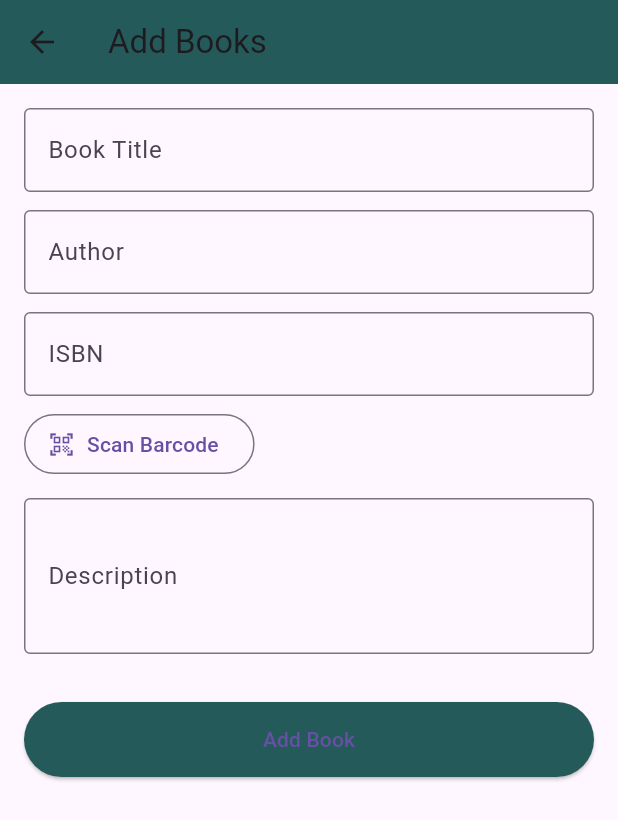
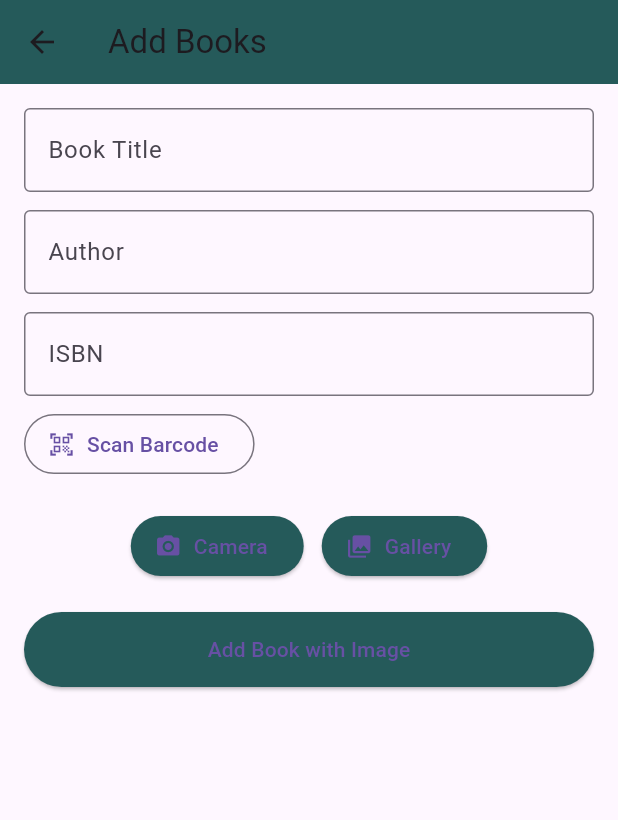
Before and after one commit to devgirl25/LibraEase, a Flutter app: the AddBookPage screen opened directly, on a phone screen of 412 x 824 dp. Shown: the top 820 px of the screen. Run offline on Flutter 3.47's test engine with Material 3 defaults, Android fonts, the phone set to English and light mode, and no system bars; our stand-ins replace cloud_firestore, firebase_auth, firebase_core, get, image_picker; missing offline and left inert: mobile_scanner; accounts and stored records are empty.

Commit message:
images added

```diff
--- a/lib/screens/adminhomepage/add_book_page.dart
+++ b/lib/screens/adminhomepage/add_book_page.dart
@@ -1,5 +1,8 @@
+import 'dart:io';
 import 'package:flutter/material.dart';
 import 'package:cloud_firestore/cloud_firestore.dart';
+import 'package:image_picker/image_picker.dart';
+import '../../services/cloudinary_services.dart';
 import 'Scan_book_page.dart';
 
 class AddBookPage extends StatefulWidget {
@@ -16,31 +19,56 @@ class _AddBookPageState extends State<AddBookPage> {
   final TextEditingController isbnController = TextEditingController();
   final TextEditingController descriptionController = TextEditingController();
 
-  bool _isLoading = false;
-
+  File? _selectedImage;
+  bool _isUploading = false;
   final FirebaseFirestore _firestore = FirebaseFirestore.instance;
 
-  // ✅ Add book to Firestore
-  Future<void> addBook() async {
+  /// 📷 Pick image from camera or gallery
+  Future<void> _pickImage(ImageSource source) async {
+    final picker = ImagePicker();
+    final picked = await picker.pickImage(source: source, imageQuality: 85);
+    if (picked != null) {
+      setState(() => _selectedImage = File(picked.path));
+    }
+  }
+
+  /// ☁️ Upload image to Cloudinary and save book in Firestore
+  Future<void> _uploadBookWithImage() async {
     if (!_formKey.currentState!.validate()) return;
+    if (_selectedImage == null) {
+      ScaffoldMessenger.of(context).showSnackBar(
+        const SnackBar(content: Text("Please add a book image first.")),
+      );
+      return;
+    }
 
-    setState(() => _isLoading = true);
+    setState(() => _isUploading = true);
 
     try {
-      // Add book without image
+      final imageUrl =
+          await CloudinaryService().uploadImageToCloudinary(_selectedImage!);
+
+      if (imageUrl == null) {
+        throw Exception("Image upload failed");
+      }
+
       await _firestore.collection('books').add({
         'title': titleController.text.trim(),
         'author': authorController.text.trim(),
         'isbn': isbnController.text.trim(),
         'description': descriptionController.text.trim(),
+        'imageUrl': imageUrl,
         'addedAt': FieldValue.serverTimestamp(),
       });
 
       ScaffoldMessenger.of(context).showSnackBar(
-        const SnackBar(content: Text('Book added successfully!')),
+        const SnackBar(content: Text('✅ Book added successfully!')),
       );
 
-      // Clear form
+      setState(() {
+        _selectedImage = null;
+      });
+
       titleController.clear();
       authorController.clear();
       isbnController.clear();
@@ -49,17 +77,8 @@ class _AddBookPageState extends State<AddBookPage> {
       ScaffoldMessenger.of(context)
           .showSnackBar(SnackBar(content: Text('Error: $e')));
     } finally {
-      if (mounted) setState(() => _isLoading = false);
+      setState(() => _isUploading = false);
     }
-  }
-
-  @override
-  void dispose() {
-    titleController.dispose();
-    authorController.dispose();
-    isbnController.dispose();
-    descriptionController.dispose();
-    super.dispose();
   }
 
   @override
@@ -73,6 +92,7 @@ class _AddBookPageState extends State<AddBookPage> {
         padding: const EdgeInsets.all(16.0),
         child: Form(
           key: _formKey,
+          child: SingleChildScrollView(
             child: Column(
               children: [
                 // Title
@@ -110,6 +130,7 @@ class _AddBookPageState extends State<AddBookPage> {
                       value == null || value.isEmpty ? 'Enter ISBN' : null,
                 ),
                 const SizedBox(height: 8),
+
                 Align(
                   alignment: Alignment.centerLeft,
                   child: OutlinedButton.icon(
@@ -127,35 +148,65 @@ class _AddBookPageState extends State<AddBookPage> {
                     },
                   ),
                 ),
-              const SizedBox(height: 12),
 
-              // Description
-              TextFormField(
-                controller: descriptionController,
-                maxLines: 3,
-                decoration: const InputDecoration(
-                  labelText: 'Description',
-                  border: OutlineInputBorder(),
-                ),
-                validator: (value) =>
-                    value == null || value.isEmpty ? 'Enter description' : null,
-              ),
-              const SizedBox(height: 12),
-
-              // No image stored for books
                 const SizedBox(height: 20),
 
-              _isLoading
+                /// 📷 Image Section
+                if (_selectedImage != null) ...[
+                  ClipRRect(
+                    borderRadius: BorderRadius.circular(12),
+                    child: Image.file(
+                      _selectedImage!,
+                      width: 150,
+                      height: 200,
+                      fit: BoxFit.cover,
+                    ),
+                  ),
+                  const SizedBox(height: 10),
+                  TextButton.icon(
+                    onPressed: () => _pickImage(ImageSource.camera),
+                    icon: const Icon(Icons.camera_alt),
+                    label: const Text("Retake Image"),
+                  ),
+                ] else ...[
+                  Row(
+                    mainAxisAlignment: MainAxisAlignment.center,
+                    children: [
+                      ElevatedButton.icon(
+                        icon: const Icon(Icons.camera_alt),
+                        label: const Text("Camera"),
+                        style: ElevatedButton.styleFrom(
+                          backgroundColor: const Color(0xFF255A5A),
+                        ),
+                        onPressed: () => _pickImage(ImageSource.camera),
+                      ),
+                      const SizedBox(width: 12),
+                      ElevatedButton.icon(
+                        icon: const Icon(Icons.photo_library),
+                        label: const Text("Gallery"),
+                        style: ElevatedButton.styleFrom(
+                          backgroundColor: const Color(0xFF255A5A),
+                        ),
+                        onPressed: () => _pickImage(ImageSource.gallery),
+                      ),
+                    ],
+                  ),
+                ],
+
+                const SizedBox(height: 20),
+
+                _isUploading
                     ? const CircularProgressIndicator(color: Color(0xFF255A5A))
                     : ElevatedButton(
-                      onPressed: addBook,
+                        onPressed: _uploadBookWithImage,
                         style: ElevatedButton.styleFrom(
                           backgroundColor: const Color(0xFF255A5A),
                           minimumSize: const Size.fromHeight(50),
                         ),
-                      child: const Text('Add Book'),
+                        child: const Text('Add Book with Image'),
                       ),
               ],
+            ),
           ),
         ),
       ),
```
Also changed, not shown: lib/services/cloudinary_services.dart (added, +29 -0 lines). Lines whose indentation alone changed are shown as unchanged.
